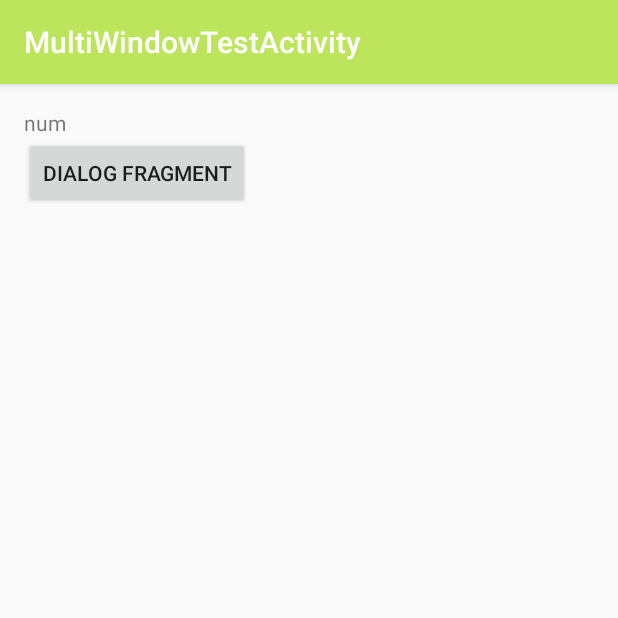
After one commit to Dal-Pi/MyTestList, an Android app: the MultiWindowTestActivity screen opened directly, with no data from a screen before it, on a phone screen of 412 x 824 dp, the top half of it. The commit adds this screen. Run offline under Robolectric (Android 15) with nearby library versions, the phone set to English and light mode, and no system bars.

Commit message:
[161012] add dialogFragment on MultiWindow test

```diff
--- a/app/src/main/java/com/kania/mytestlist/DialogFragmentTest/MyDialogFragment.java
+++ b/app/src/main/java/com/kania/mytestlist/DialogFragmentTest/MyDialogFragment.java
@@ -40,7 +40,7 @@ public class MyDialogFragment extends DialogFragment {
     public void onCreate(Bundle savedInstanceState) {
         super.onCreate(savedInstanceState);
 
-        Log.d(MainActivity.APP_TAG, "MyDialogFragment.onCreate()");
+        Log.d(MainActivity.APP_TAG, "MultiWindowDialogFragment.onCreate()");
 
         if (savedInstanceState != null) {
             Log.d(MainActivity.APP_TAG, "restore state");
--- a/app/src/main/java/com/kania/mytestlist/MainActivity.java
+++ b/app/src/main/java/com/kania/mytestlist/MainActivity.java
@@ -11,6 +11,7 @@ import android.widget.Toast;
 
 import com.kania.mytestlist.BroadcastReceiverTest.BroadcastReceiverTestActivity;
 import com.kania.mytestlist.DialogFragmentTest.DialogFragmentTestActivity;
+import com.kania.mytestlist.MultiWindowTest.MultiWindowTestActivity;
 import com.kania.mytestlist.RunningAppTest.RunningAppTestActivity;
 import com.kania.mytestlist.Tempet.TempletActivity;
 import com.kania.mytestlist.ThemeColorTest.ThemeColorTestActivity;
@@ -44,6 +45,7 @@ public class MainActivity extends AppCompatActivity implements AdapterView.OnIte
         mActivityClassMap = new HashMap<>();
 
         //TODO Make item here
+        setTestItem("5. MultiWindow Test", MultiWindowTestActivity.class);
         setTestItem("4. BroadcastReceiver Test", BroadcastReceiverTestActivity.class);
         setTestItem("3. Running App Test", RunningAppTestActivity.class);
         setTestItem("2. Theme Color Test", ThemeColorTestActivity.class);
--- /dev/null
+++ b/app/src/main/java/com/kania/mytestlist/MultiWindowTest/MultiWindowTestActivity.java
@@ -0,0 +1,54 @@
+package com.kania.mytestlist.MultiWindowTest;
+
+import android.os.Bundle;
+import android.support.v7.app.AppCompatActivity;
+import android.view.View;
+import android.widget.Button;
+import android.widget.TextView;
+import com.kania.mytestlist.R;
+
+public class MultiWindowTestActivity extends AppCompatActivity implements View.OnClickListener,
+        MultiWindowDialogWrapper.Callback {
+
+    private TextView mTextNum;
+    private Button mBtnDialogFragment;
+
+    private int num;
+
+    @Override
+    protected void onCreate(Bundle savedInstanceState) {
+        super.onCreate(savedInstanceState);
+        setContentView(R.layout.activity_multi_window_test);
+
+        getSupportActionBar().setTitle(this.getClass().getSimpleName());
+        //end templet
+
+        mTextNum = (TextView)findViewById(R.id.dialog_fragment_text_num);
+        mBtnDialogFragment = (Button)findViewById(R.id.dialog_fragment_btn_dialog_fragment);
+        mBtnDialogFragment.setOnClickListener(this);
+    }
+
+    @Override
+    protected void onSaveInstanceState(Bundle outState) {
+        super.onSaveInstanceState(outState);
+    }
+
+    @Override
+    public void onSelect(int num) {
+        setNum(num);
+    }
+
+    @Override
+    public void onClick(View v) {
+        int id = v.getId();
+        if (id == R.id.dialog_fragment_btn_dialog_fragment) {
+            MultiWindowDialogWrapper dialog = MultiWindowDialogWrapper.newInstance(this, this);
+            dialog.show(getFragmentManager());
+        }
+    }
+
+    private void setNum(int num) {
+        this.num = num;
+        mTextNum.setText("" + num);
+    }
+}
--- /dev/null
+++ b/app/src/main/res/layout/activity_multi_window_test.xml
@@ -0,0 +1,26 @@
+<?xml version="1.0" encoding="utf-8"?>
+<RelativeLayout xmlns:android="http://schemas.android.com/apk/res/android"
+    xmlns:tools="http://schemas.android.com/tools"
+    android:id="@+id/activity_multi_window_test"
+    android:layout_width="match_parent"
+    android:layout_height="match_parent"
+    android:paddingBottom="@dimen/activity_vertical_margin"
+    android:paddingLeft="@dimen/activity_horizontal_margin"
+    android:paddingRight="@dimen/activity_horizontal_margin"
+    android:paddingTop="@dimen/activity_vertical_margin"
+    tools:context="com.kania.mytestlist.MultiWindowTest.MultiWindowTestActivity">
+
+    <TextView
+        android:id="@+id/dialog_fragment_text_num"
+        android:layout_width="wrap_content"
+        android:layout_height="wrap_content"
+        android:text="num"/>
+
+    <Button
+        android:id="@+id/dialog_fragment_btn_dialog_fragment"
+        android:layout_width="wrap_content"
+        android:layout_height="wrap_content"
+        android:layout_below="@id/dialog_fragment_text_num"
+        android:text="dialog fragment"/>
+
+</RelativeLayout>
```
Also changed, not shown: app/build.gradle (+4 -4 lines), app/src/main/AndroidManifest.xml (+11 -7 lines), app/src/main/java/com/kania/mytestlist/MultiWindowTest/MultiWindowDialogFragment.java (added, +133 -0 lines), app/src/main/java/com/kania/mytestlist/MultiWindowTest/MultiWindowDialogWrapper.java (added, +61 -0 lines).
